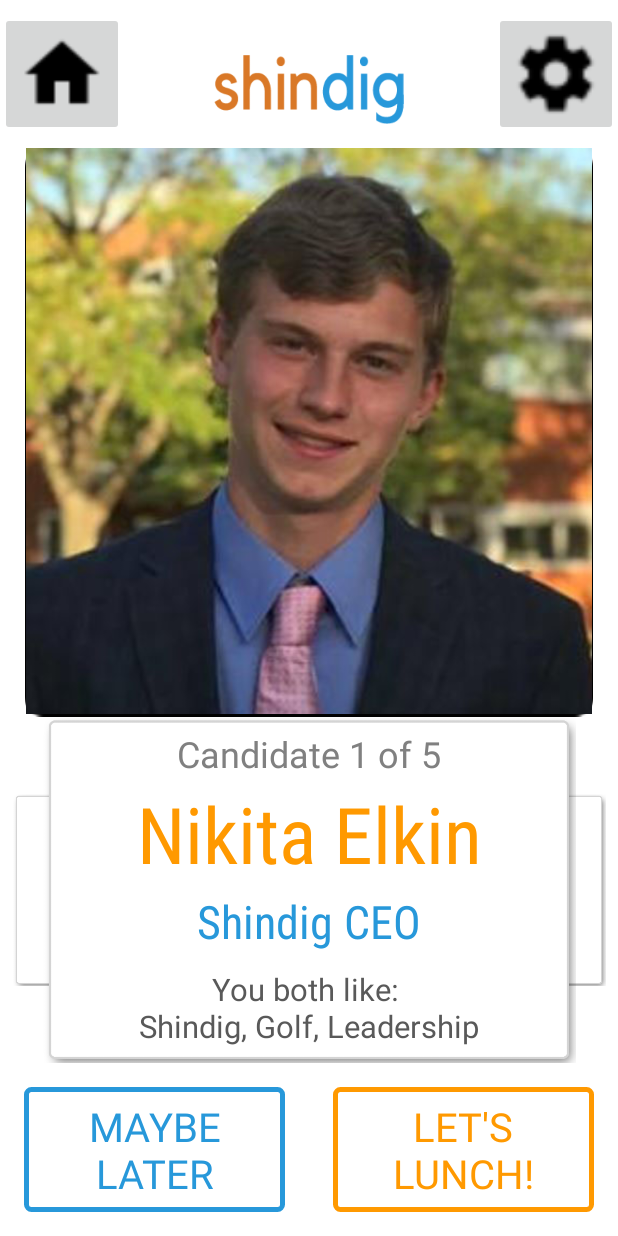
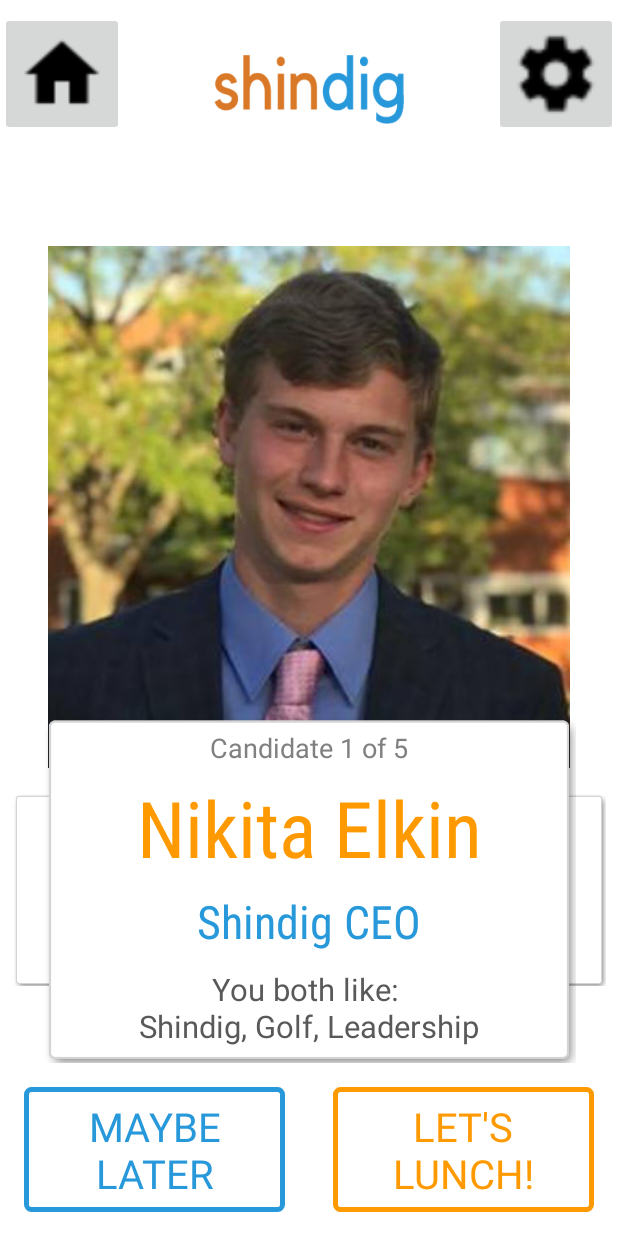
Before and after one commit to Nikita-Elkin/Shindig, an Android app: the Matching screen opened directly, with no data from a screen before it, on a phone screen of 412 x 824 dp. Run offline under Robolectric (Android 15) with nearby library versions, the phone set to English and light mode, and no system bars.

Commit message:
Edited the matching screen to make the picture go behind the business cards

```diff
--- a/app/src/main/res/layout/activity_matching.xml
+++ b/app/src/main/res/layout/activity_matching.xml
@@ -8,6 +8,22 @@
     android:background="@color/white"
     tools:context=".Matching"
     tools:layout_editor_absoluteY="25dp">
+
+    <ImageView
+        android:id="@+id/nikitaImageView"
+        android:layout_width="0dp"
+        android:layout_height="0dp"
+        android:layout_marginBottom="8dp"
+        android:layout_marginEnd="32dp"
+        android:layout_marginLeft="32dp"
+        android:layout_marginRight="32dp"
+        android:layout_marginStart="32dp"
+        app:layout_constraintBottom_toTopOf="@+id/candidatePostitionTextView"
+        app:layout_constraintDimensionRatio="1:1"
+        app:layout_constraintEnd_toEndOf="parent"
+        app:layout_constraintStart_toStartOf="parent"
+        app:layout_constraintTop_toTopOf="@+id/topBar"
+        app:srcCompat="@drawable/bigboy" />
 
     <ImageButton
         android:id="@+id/settingsButton"
@@ -61,20 +77,6 @@
         app:layout_constraintTop_toTopOf="parent"
         app:layout_constraintVertical_bias="1.0"
         app:srcCompat="@drawable/shindig" />
-
-    <ImageView
-        android:id="@+id/imageHolderImage"
-        android:layout_width="0dp"
-        android:layout_height="0dp"
-        android:layout_marginTop="8dp"
-        android:contentDescription="@string/candidate_image"
-        app:layout_constraintBottom_toTopOf="@+id/bottomSplit"
-        app:layout_constraintDimensionRatio="1:1"
-        app:layout_constraintEnd_toEndOf="parent"
-        app:layout_constraintStart_toStartOf="parent"
-        app:layout_constraintTop_toTopOf="@+id/topBar"
-        app:layout_constraintVertical_bias="0.0"
-        app:srcCompat="@drawable/picture_holder" />
 
     <ImageView
         android:id="@+id/rightCardImage"
@@ -213,17 +215,6 @@
         android:orientation="vertical"
         app:layout_constraintGuide_percent=".8" />
 
-    <ImageView
-        android:id="@+id/nikitaImageView"
-        android:layout_width="0dp"
-        android:layout_height="0dp"
-        android:layout_marginBottom="2dp"
-        app:layout_constraintBottom_toTopOf="@+id/bottomSplit"
-        app:layout_constraintEnd_toEndOf="@+id/imageHolderImage"
-        app:layout_constraintStart_toStartOf="@+id/imageHolderImage"
-        app:layout_constraintTop_toTopOf="@+id/imageHolderImage"
-        app:srcCompat="@drawable/bigboy" />
-
     <TextView
         android:id="@+id/candidateNameTextView"
         android:layout_width="0dp"
@@ -298,13 +289,13 @@
         android:layout_width="wrap_content"
         android:layout_height="wrap_content"
         android:orientation="horizontal"
-        app:layout_constraintGuide_percent=".62" />
+        app:layout_constraintGuide_percent=".61" />
 
     <TextView
         android:id="@+id/candidateNumTextView"
         android:layout_width="0dp"
         android:layout_height="0dp"
-        android:layout_marginTop="10dp"
+        android:layout_marginTop="8dp"
         android:autoSizeTextType="uniform"
         android:gravity="center"
         android:text="Candidate 1 of 5"
@@ -312,6 +303,6 @@
         app:layout_constraintBottom_toTopOf="@+id/candidateNameTextView"
         app:layout_constraintEnd_toStartOf="@+id/shindigRight"
         app:layout_constraintStart_toStartOf="@+id/shindigLeft"
-        app:layout_constraintTop_toBottomOf="@+id/nikitaImageView" />
+        app:layout_constraintTop_toTopOf="@+id/bottomSplit" />
 
 </android.support.constraint.ConstraintLayout>
```
